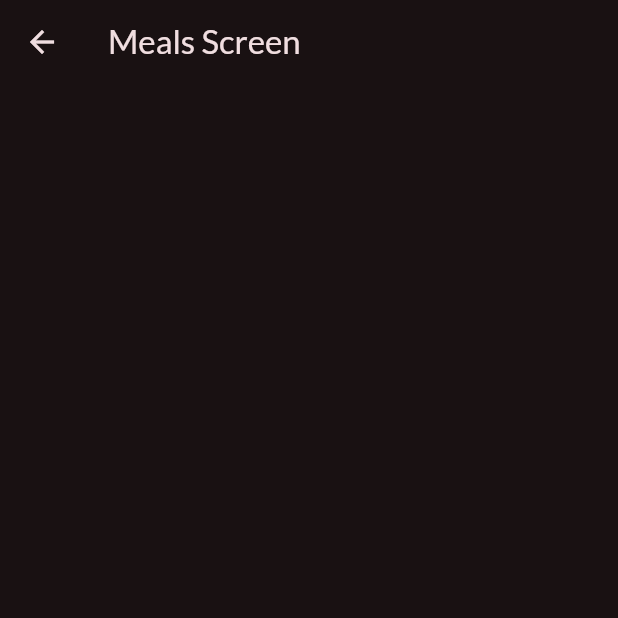
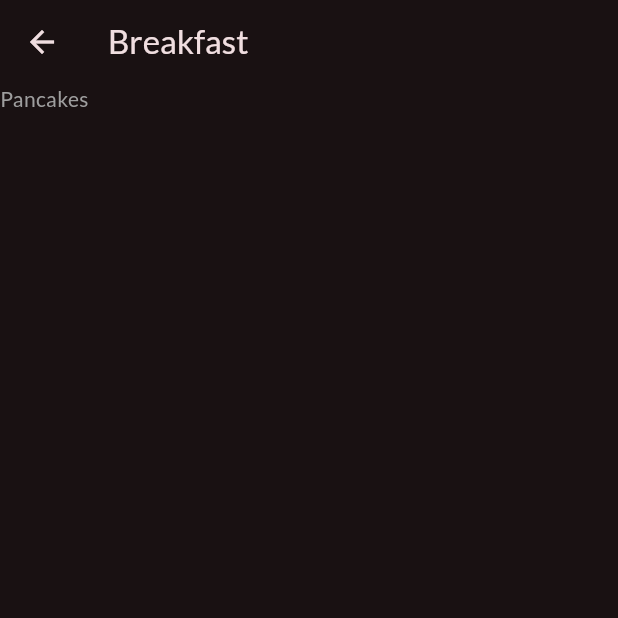
Before and after one commit to AbdelrhmanAmer/meal_flutter_app, a Flutter app: the screen it shows after launch, after a tap on "Breakfast", on a phone screen of 412 x 824 dp, the top half of it. Run offline on Flutter 3.47's test engine with Material 3 defaults, Android fonts, the phone set to English and light mode, and no system bars; our stand-ins replace google_fonts.

Commit message:
Meal Filter

```diff
--- a/meal_app/lib/screens/meals_screen.dart
+++ b/meal_app/lib/screens/meals_screen.dart
@@ -1,15 +1,28 @@
 import 'package:flutter/material.dart';
+import 'package:meal_app/models/meal.dart';
 
 class MealsScreen extends StatelessWidget {
-  const MealsScreen({super.key});
+  const MealsScreen({
+    super.key,
+    required this.title,
+    required this.meals
+  });
+
+  final String title;
+  final List<Meal> meals;
 
   @override
   Widget build(BuildContext context) {
     return Scaffold(
       appBar: AppBar(
-        title: const Text("Meals Screen"),
+        title: Text(title),
       ),
-      body: const Text(""),
+      body: Column(
+        children:  meals.map((e) => Text(
+          e.title,
+          style: const TextStyle(color: Colors.grey),
+        )).toList()
+      ),
     );
   }
 }
--- a/meal_app/lib/widgets/category_grid_item.dart
+++ b/meal_app/lib/widgets/category_grid_item.dart
@@ -1,4 +1,6 @@
 import 'package:flutter/material.dart';
+import 'package:meal_app/data/dummy_data.dart';
+import 'package:meal_app/models/meal.dart';
 import 'package:meal_app/screens/meals_screen.dart';
 
 import '../models/category.dart';
@@ -12,9 +14,16 @@ class CategoryGridItem extends StatelessWidget {
   Widget build(BuildContext context) {
     return InkWell( // GestureDetector
       onTap: (){
+        final List<Meal> filteredMeals = dummyMeals.where(
+                (meal) => meal.categories.contains(category.id)
+        ).toList();
+
         Navigator.of(context).push(
           MaterialPageRoute(
-              builder: (ctx)=>const MealsScreen(),
+              builder: (ctx)=> MealsScreen(
+                title: category.title,
+                meals: filteredMeals,
+              ),
           ),
         );
       },
```
